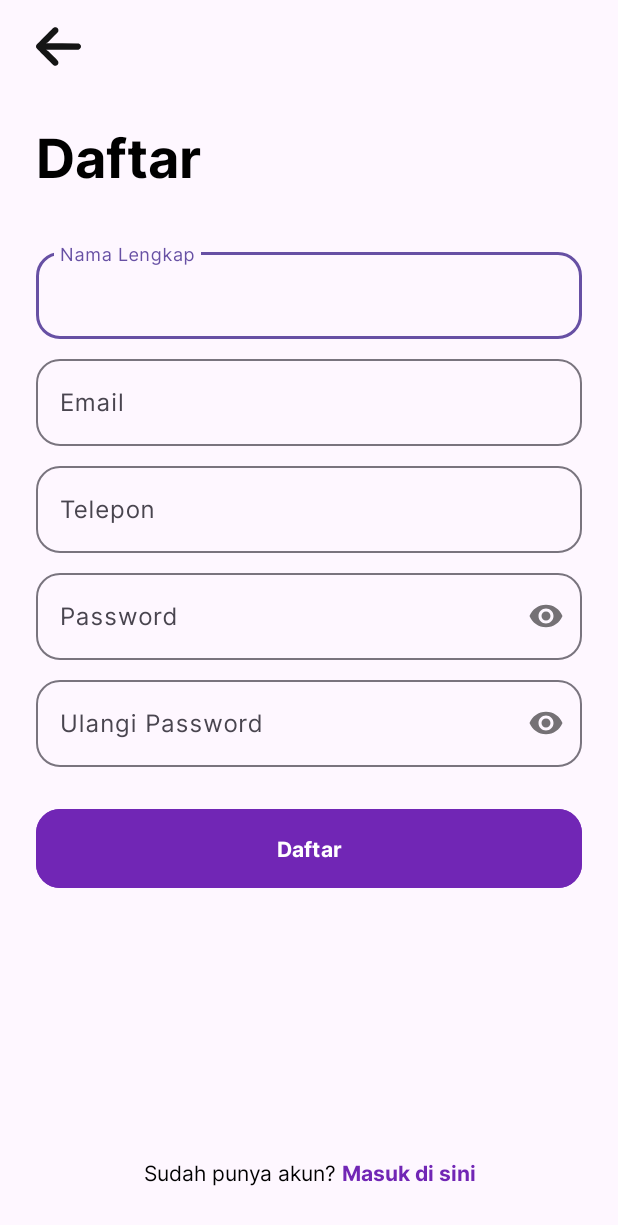
After one commit to UlinNuha89/TerbangAja, an Android app: the RegisterActivity screen opened directly, with no data from a screen before it, on a phone screen of 412 x 824 dp. The commit adds this screen. Shown: the top 1225 px of the screen. Run offline under Robolectric (Android 15) with nearby library versions, the phone set to English and light mode, and no system bars.

Commit message:
Creating Register Page Interface

```diff
--- a/app/src/main/AndroidManifest.xml
+++ b/app/src/main/AndroidManifest.xml
@@ -17,11 +17,14 @@
         android:usesCleartextTraffic="true"
         tools:targetApi="31">
         <activity
+            android:name=".presentation.register.RegisterActivity"
+            android:exported="false" />
+        <activity
             android:name=".presentation.login.LoginActivity"
             android:exported="false" />
         <activity
             android:name=".presentation.main.MainActivity"
-            android:exported="false"/>
+            android:exported="false" />
         <activity
             android:name=".presentation.intro.MyAppIntroActivity"
             android:label="My Custom AppIntro" />
@@ -30,6 +33,7 @@
             android:exported="true">
             <intent-filter>
                 <action android:name="android.intent.action.MAIN" />
+
                 <category android:name="android.intent.category.LAUNCHER" />
             </intent-filter>
         </activity>
--- /dev/null
+++ b/app/src/main/java/com/andc4/terbangaja/presentation/register/RegisterActivity.kt
@@ -0,0 +1,19 @@
+package com.andc4.terbangaja.presentation.register
+
+import android.os.Bundle
+import androidx.activity.enableEdgeToEdge
+import androidx.appcompat.app.AppCompatActivity
+import androidx.core.view.ViewCompat
+import androidx.core.view.WindowInsetsCompat
+import com.andc4.terbangaja.R
+import com.andc4.terbangaja.databinding.ActivityRegisterBinding
+
+class RegisterActivity : AppCompatActivity() {
+    private val binding : ActivityRegisterBinding by lazy {
+        ActivityRegisterBinding.inflate(layoutInflater)
+    }
+    override fun onCreate(savedInstanceState: Bundle?) {
+        super.onCreate(savedInstanceState)
+        setContentView(binding.root)
+    }
+}
--- /dev/null
+++ b/app/src/main/res/drawable/ic_arrow.xml
@@ -0,0 +1,10 @@
+<vector xmlns:android="http://schemas.android.com/apk/res/android"
+    android:width="512dp"
+    android:height="512dp"
+    android:viewportWidth="512"
+    android:viewportHeight="512">
+  <path
+      android:pathData="M205.8,39.3c-3.1,1.3 -7.4,3.8 -9.5,5.5 -7.7,6.2 -188.2,187.8 -190.7,192 -3.8,6.1 -6,15.4 -5.2,22.5 1.4,13.2 -4,7.3 101.4,112.9 79.5,79.6 97.5,97.1 102,99.4 7.8,3.9 20.2,4.6 28.5,1.4 8.9,-3.4 15.3,-9 19.1,-16.9 2.8,-6 3.1,-7.5 3.1,-16.1 0,-16.5 1.6,-14.4 -56.2,-72.9 -27.4,-27.8 -53.4,-53.6 -57.9,-57.5 -4.5,-4 -11.8,-9.1 -16.7,-11.6l-8.6,-4.5 183.7,-0.5 183.7,-0.5 5.7,-2.3c8.1,-3.3 16,-10.8 20,-19 3,-6 3.3,-7.5 3.3,-15.2 -0.1,-7 -0.5,-9.5 -2.7,-14.2 -3.5,-7.6 -9.9,-14.3 -17.3,-18.1l-6,-3.2 -185.5,-0.5 -185.5,-0.5 9.5,-5 9.5,-4.9 57.6,-57.6c66.5,-66.4 63.4,-62.4 63.4,-79.5 0,-8.9 -0.3,-10.6 -2.8,-15.6 -1.5,-3.1 -5,-7.8 -7.7,-10.3 -7.2,-6.8 -12.6,-8.9 -23.5,-9.3 -7.7,-0.3 -9.8,-0 -14.7,2z"
+      android:fillColor="#151515"
+      android:strokeColor="#00151515"/>
+</vector>
--- /dev/null
+++ b/app/src/main/res/layout/activity_register.xml
@@ -0,0 +1,195 @@
+<?xml version="1.0" encoding="utf-8"?>
+<androidx.constraintlayout.widget.ConstraintLayout xmlns:android="http://schemas.android.com/apk/res/android"
+    xmlns:app="http://schemas.android.com/apk/res-auto"
+    xmlns:tools="http://schemas.android.com/tools"
+    android:id="@+id/main"
+    android:layout_width="match_parent"
+    android:layout_height="match_parent"
+    android:paddingHorizontal="24dp"
+    tools:context=".presentation.register.RegisterActivity">
+
+    <ImageView
+        android:id="@+id/iv_arrow"
+        android:layout_width="30dp"
+        android:layout_height="30dp"
+        android:layout_marginTop="16dp"
+        android:src="@drawable/ic_arrow"
+        app:layout_constraintStart_toStartOf="parent"
+        app:layout_constraintTop_toTopOf="parent" />
+
+    <TextView
+        android:id="@+id/tv_login_title"
+        android:layout_width="match_parent"
+        android:layout_height="wrap_content"
+        android:layout_marginTop="32dp"
+        android:text="@string/text_register_title"
+        android:textColor="@color/black"
+        android:textSize="36sp"
+        android:textStyle="bold"
+        app:layout_constraintStart_toStartOf="parent"
+        app:layout_constraintTop_toBottomOf="@id/iv_arrow" />
+
+    <com.google.android.material.textfield.TextInputLayout
+        android:id="@+id/til_name"
+        android:layout_width="match_parent"
+        android:layout_height="wrap_content"
+        android:layout_marginTop="32dp"
+        android:visibility="visible"
+        app:layout_constraintTop_toBottomOf="@+id/tv_login_title"
+        app:shapeAppearance="@style/Rounded"
+        tools:visibility="visible">
+
+        <com.google.android.material.textfield.TextInputEditText
+            android:id="@+id/et_name"
+            android:layout_width="match_parent"
+            android:layout_height="wrap_content"
+            android:hint="@string/text_hint_name"
+            android:inputType="textEmailAddress"
+            android:textColor="@color/neutral3" />
+    </com.google.android.material.textfield.TextInputLayout>
+
+    <com.google.android.material.textfield.TextInputLayout
+        android:id="@+id/til_email"
+        android:layout_width="match_parent"
+        android:layout_height="wrap_content"
+        android:layout_marginTop="8dp"
+        android:visibility="visible"
+        app:layout_constraintTop_toBottomOf="@+id/til_name"
+        app:shapeAppearance="@style/Rounded"
+        tools:visibility="visible">
+
+        <com.google.android.material.textfield.TextInputEditText
+            android:id="@+id/et_email"
+            android:layout_width="match_parent"
+            android:layout_height="wrap_content"
+            android:hint="@string/text_hint_email"
+            android:inputType="textEmailAddress"
+            android:textColor="@color/neutral3" />
+    </com.google.android.material.textfield.TextInputLayout>
+
+    <com.google.android.material.textfield.TextInputLayout
+        android:id="@+id/til_telp"
+        android:layout_width="match_parent"
+        android:layout_height="wrap_content"
+        android:layout_marginTop="8dp"
+        android:visibility="visible"
+        app:layout_constraintTop_toBottomOf="@+id/til_email"
+        app:shapeAppearance="@style/Rounded"
+        tools:visibility="visible">
+
+        <com.google.android.material.textfield.TextInputEditText
+            android:id="@+id/et_telp"
+            android:layout_width="match_parent"
+            android:layout_height="wrap_content"
+            android:hint="@string/text_hint_telp"
+            android:inputType="textEmailAddress"
+            android:textColor="@color/neutral3" />
+    </com.google.android.material.textfield.TextInputLayout>
+
+    <com.google.android.material.textfield.TextInputLayout
+        android:id="@+id/til_password"
+        android:layout_width="match_parent"
+        android:layout_height="wrap_content"
+        android:layout_marginTop="8dp"
+        android:visibility="visible"
+        app:layout_constraintTop_toBottomOf="@id/til_telp"
+        app:passwordToggleEnabled="true"
+        app:shapeAppearance="@style/Rounded"
+        tools:visibility="visible">
+
+        <com.google.android.material.textfield.TextInputEditText
+            android:id="@+id/et_password"
+            android:layout_width="match_parent"
+            android:layout_height="wrap_content"
+            android:hint="@string/text_hint_password"
+            android:inputType="textPassword"
+            android:textColor="@color/neutral3" />
+    </com.google.android.material.textfield.TextInputLayout>
+
+    <com.google.android.material.textfield.TextInputLayout
+        android:id="@+id/til_confirm_password"
+        android:layout_width="match_parent"
+        android:layout_height="wrap_content"
+        android:layout_marginTop="8dp"
+        android:visibility="visible"
+        app:layout_constraintTop_toBottomOf="@id/til_password"
+        app:passwordToggleEnabled="true"
+        app:shapeAppearance="@style/Rounded"
+        tools:visibility="visible">
+
+        <com.google.android.material.textfield.TextInputEditText
+            android:id="@+id/et_confirm_password"
+            android:layout_width="match_parent"
+            android:layout_height="wrap_content"
+            android:hint="@string/text_hint_confirm_password"
+            android:inputType="textPassword"
+            android:textColor="@color/neutral3" />
+    </com.google.android.material.textfield.TextInputLayout>
+
+    <FrameLayout
+        android:id="@+id/fl_btn_login"
+        android:layout_width="match_parent"
+        android:layout_height="wrap_content"
+        android:layout_marginTop="24dp"
+        app:layout_constraintTop_toBottomOf="@id/til_confirm_password">
+
+        <com.google.android.material.button.MaterialButton
+            android:id="@+id/btn_login"
+            android:layout_width="match_parent"
+            android:layout_height="wrap_content"
+            android:backgroundTint="@color/purple4"
+            android:paddingVertical="16dp"
+            android:text="@string/text_button_daftar"
+            android:textStyle="bold"
+            app:shapeAppearance="@style/Rounded" />
+
+        <com.google.android.material.progressindicator.CircularProgressIndicator
+            android:id="@+id/pb_loading_login"
+            android:layout_width="match_parent"
+            android:layout_height="wrap_content"
+            android:layout_gravity="center"
+            android:indeterminate="true"
+            android:visibility="gone" />
+    </FrameLayout>
+
+    <LinearLayout
+        android:id="@+id/ll_nav_register"
+        android:layout_width="wrap_content"
+        android:layout_height="wrap_content"
+        android:layout_marginTop="8dp"
+        android:layout_marginBottom="32dp"
+        android:orientation="horizontal"
+        app:layout_constraintBottom_toBottomOf="parent"
+        app:layout_constraintEnd_toEndOf="parent"
+        app:layout_constraintStart_toStartOf="parent">
+
+        <TextView
+            android:layout_width="wrap_content"
+            android:layout_height="wrap_content"
+            android:layout_marginEnd="2dp"
+            android:gravity="end"
+            android:text="@string/text_have_account"
+            android:textColor="@color/black"
+            android:textSize="14sp" />
+
+        <TextView
+            android:id="@+id/tv_nav_to_register"
+            android:layout_width="wrap_content"
+            android:layout_height="wrap_content"
+            android:layout_marginStart="2dp"
+            android:gravity="start"
+            android:text="@string/text_nav_to_login"
+            android:textColor="@color/purple4"
+            android:textSize="14sp"
+            android:textStyle="bold" />
+    </LinearLayout>
+
+    <androidx.constraintlayout.widget.Guideline
+        android:id="@+id/guideline3"
+        android:layout_width="wrap_content"
+        android:layout_height="wrap_content"
+        android:orientation="vertical"
+        app:layout_constraintGuide_begin="183dp" />
+
+
+</androidx.constraintlayout.widget.ConstraintLayout>
--- a/app/src/main/res/values/strings.xml
+++ b/app/src/main/res/values/strings.xml
@@ -26,4 +26,11 @@
     <string name="text_button_login">Masuk</string>
     <string name="text_not_register">Belum punya akun?</string>
     <string name="text_nav_to_register">Daftar Di Sini</string>
+    <string name="text_register_title">Daftar</string>
+    <string name="text_hint_name">Nama Lengkap</string>
+    <string name="text_hint_telp">Telepon</string>
+    <string name="text_button_daftar">Daftar</string>
+    <string name="text_have_account">Sudah punya akun?</string>
+    <string name="text_nav_to_login">Masuk di sini</string>
+    <string name="text_hint_confirm_password">Ulangi Password</string>
 </resources>
```
